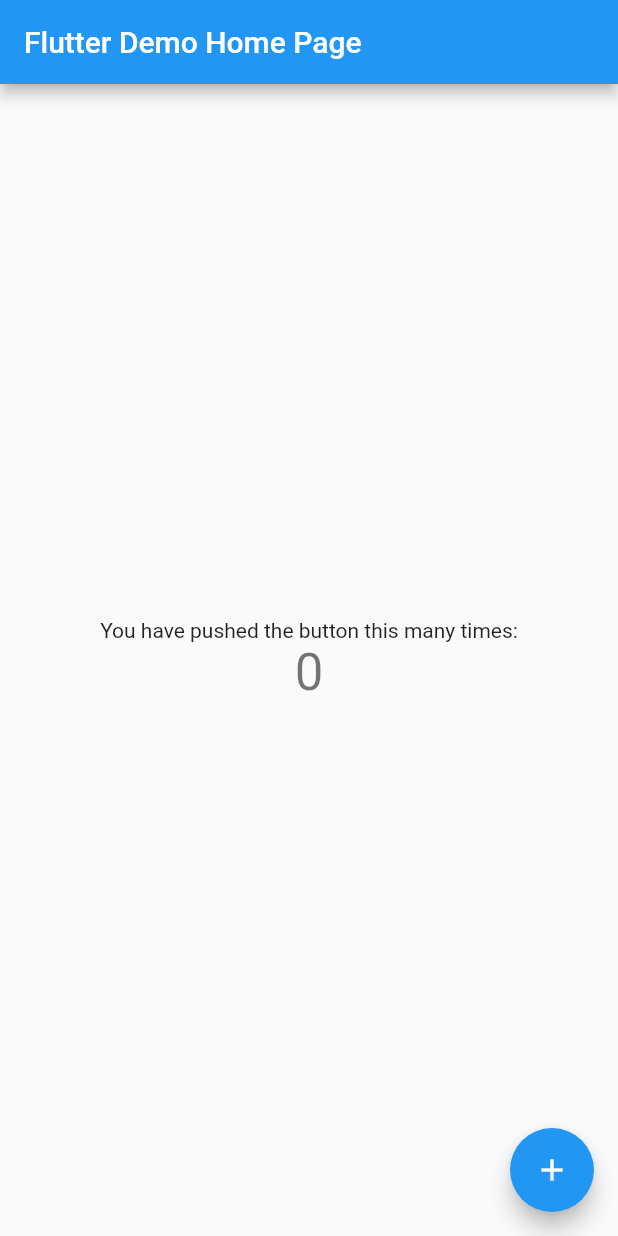
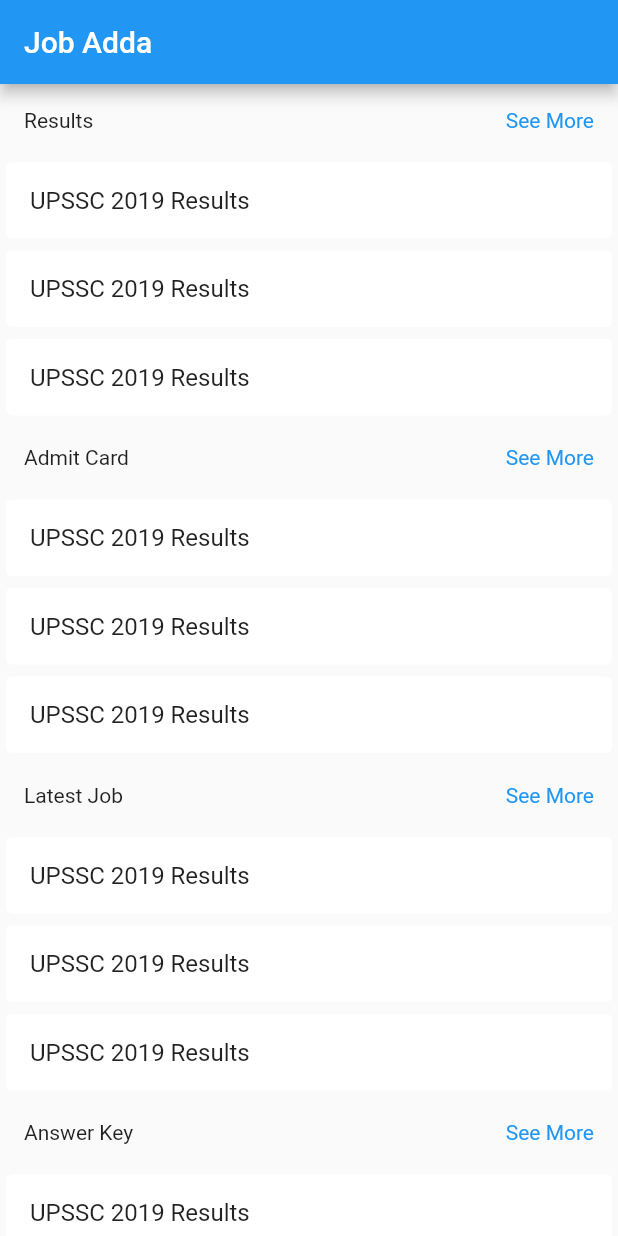
Before and after one commit to apvinit/jobadda, a Flutter app: the screen it shows after launch, on a phone screen of 412 x 824 dp. Run offline on Flutter 3.47's test engine with Material 2 defaults, Android fonts, the phone set to English and light mode, and no system bars.

Commit message:
create placeholder home page

```diff
--- /dev/null
+++ b/lib/home_page.dart
@@ -0,0 +1,61 @@
+import 'package:flutter/material.dart';
+import 'package:jobadda/post_item_tile.dart';
+
+class HomePage extends StatelessWidget {
+  @override
+  Widget build(BuildContext context) {
+    Widget getHeader(String title) {
+      return InkWell(
+        onTap: () {},
+        child: Padding(
+          padding: const EdgeInsets.all(16.0),
+          child: Row(
+            children: <Widget>[
+              Text(title),
+              Spacer(),
+              Text(
+                'See More',
+                style: TextStyle(color: Colors.blue),
+              )
+            ],
+          ),
+        ),
+      );
+    }
+
+    return Scaffold(
+      appBar: AppBar(title: Text('Job Adda')),
+      body: SingleChildScrollView(
+        child: Column(
+          crossAxisAlignment: CrossAxisAlignment.stretch,
+          children: <Widget>[
+            getHeader('Results'),
+            PostItemTile(),
+            PostItemTile(),
+            PostItemTile(),
+            getHeader('Admit Card'),
+            PostItemTile(),
+            PostItemTile(),
+            PostItemTile(),
+            getHeader('Latest Job'),
+            PostItemTile(),
+            PostItemTile(),
+            PostItemTile(),
+            getHeader('Answer Key'),
+            PostItemTile(),
+            PostItemTile(),
+            PostItemTile(),
+            getHeader('Admission'),
+            PostItemTile(),
+            PostItemTile(),
+            PostItemTile(),
+            getHeader('Syllabus'),
+            PostItemTile(),
+            PostItemTile(),
+            PostItemTile(),
+          ],
+        ),
+      ),
+    );
+  }
+}
--- a/lib/main.dart
+++ b/lib/main.dart
@@ -1,4 +1,5 @@
 import 'package:flutter/material.dart';
+import 'package:jobadda/home_page.dart';
 
 void main() => runApp(MyApp());
 
@@ -7,105 +8,11 @@
   @override
   Widget build(BuildContext context) {
     return MaterialApp(
-      title: 'Flutter Demo',
+      title: 'Job Adda',
       theme: ThemeData(
-        // This is the theme of your application.
-        //
-        // Try running your application with "flutter run". You'll see the
-        // application has a blue toolbar. Then, without quitting the app, try
-        // changing the primarySwatch below to Colors.green and then invoke
-        // "hot reload" (press "r" in the console where you ran "flutter run",
-        // or simply save your changes to "hot reload" in a Flutter IDE).
-        // Notice that the counter didn't reset back to zero; the application
-        // is not restarted.
         primarySwatch: Colors.blue,
       ),
-      home: MyHomePage(title: 'Flutter Demo Home Page'),
+      home: HomePage(),
     );
   }
 }
-
-class MyHomePage extends StatefulWidget {
-  MyHomePage({Key key, this.title}) : super(key: key);
-
-  // This widget is the home page of your application. It is stateful, meaning
-  // that it has a State object (defined below) that contains fields that affect
-  // how it looks.
-
-  // This class is the configuration for the state. It holds the values (in this
-  // case the title) provided by the parent (in this case the App widget) and
-  // used by the build method of the State. Fields in a Widget subclass are
-  // always marked "final".
-
-  final String title;
-
-  @override
-  _MyHomePageState createState() => _MyHomePageState();
-}
-
-class _MyHomePageState extends State<MyHomePage> {
-  int _counter = 0;
-
-  void _incrementCounter() {
-    setState(() {
-      // This call to setState tells the Flutter framework that something has
-      // changed in this State, which causes it to rerun the build method below
-      // so that the display can reflect the updated values. If we changed
-      // _counter without calling setState(), then the build method would not be
-      // called again, and so nothing would appear to happen.
-      _counter++;
-    });
-  }
-
-  @override
-  Widget build(BuildContext context) {
-    // This method is rerun every time setState is called, for instance as done
-    // by the _incrementCounter method above.
-    //
-    // The Flutter framework has been optimized to make rerunning build methods
-    // fast, so that you can just rebuild anything that needs updating rather
-    // than having to individually change instances of widgets.
-    return Scaffold(
-      appBar: AppBar(
-        // Here we take the value from the MyHomePage object that was created by
-        // the App.build method, and use it to set our appbar title.
-        title: Text(widget.title),
-      ),
-      body: Center(
-        // Center is a layout widget. It takes a single child and positions it
-        // in the middle of the parent.
-        child: Column(
-          // Column is also a layout widget. It takes a list of children and
-          // arranges them vertically. By default, it sizes itself to fit its
-          // children horizontally, and tries to be as tall as its parent.
-          //
-          // Invoke "debug painting" (press "p" in the console, choose the
-          // "Toggle Debug Paint" action from the Flutter Inspector in Android
-          // Studio, or the "Toggle Debug Paint" command in Visual Studio Code)
-          // to see the wireframe for each widget.
-          //
-          // Column has various properties to control how it sizes itself and
-          // how it positions its children. Here we use mainAxisAlignment to
-          // center the children vertically; the main axis here is the vertical
-          // axis because Columns are vertical (the cross axis would be
-          // horizontal).
-          mainAxisAlignment: MainAxisAlignment.center,
-          children: <Widget>[
-            Text(
-              'You have pushed the button this many times:',
-            ),
-            Text(
-              '$_counter',
-              style: Theme.of(context).textTheme.headline4,
-            ),
-          ],
-        ),
-      ),
-      floatingActionButton: FloatingActionButton(
-        onPressed: _incrementCounter,
-        tooltip: 'Increment',
-        child: Icon(Icons.add),
-      ), // This trailing comma makes auto-formatting nicer for build methods.
-    );
-  }
-}
```
